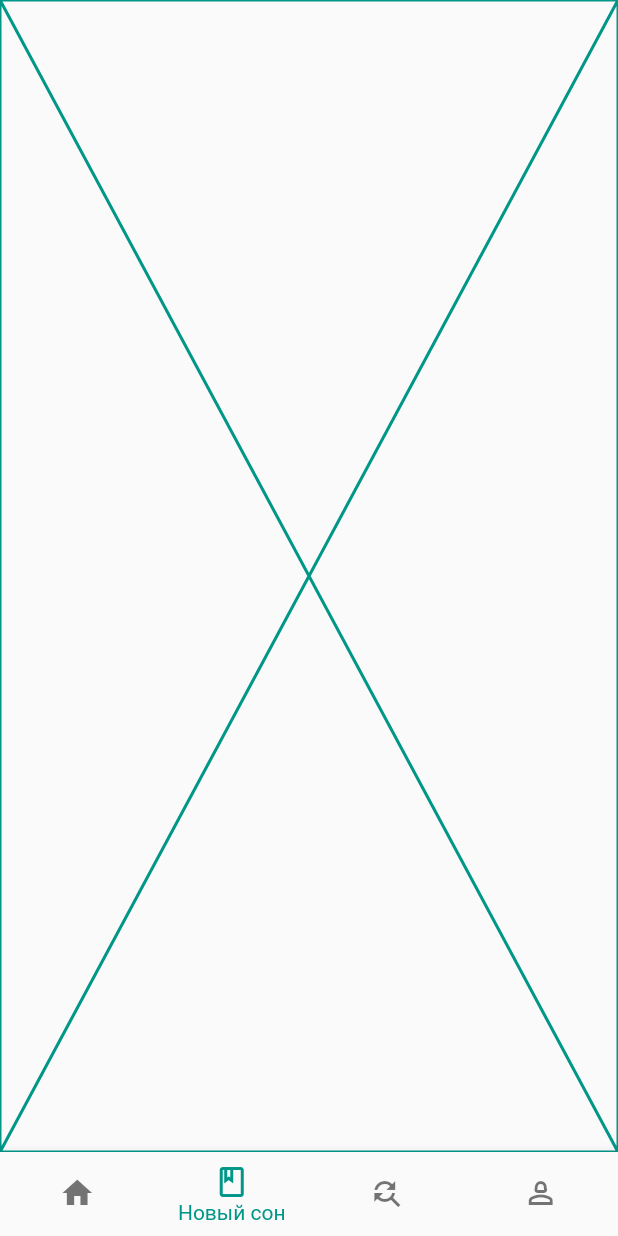
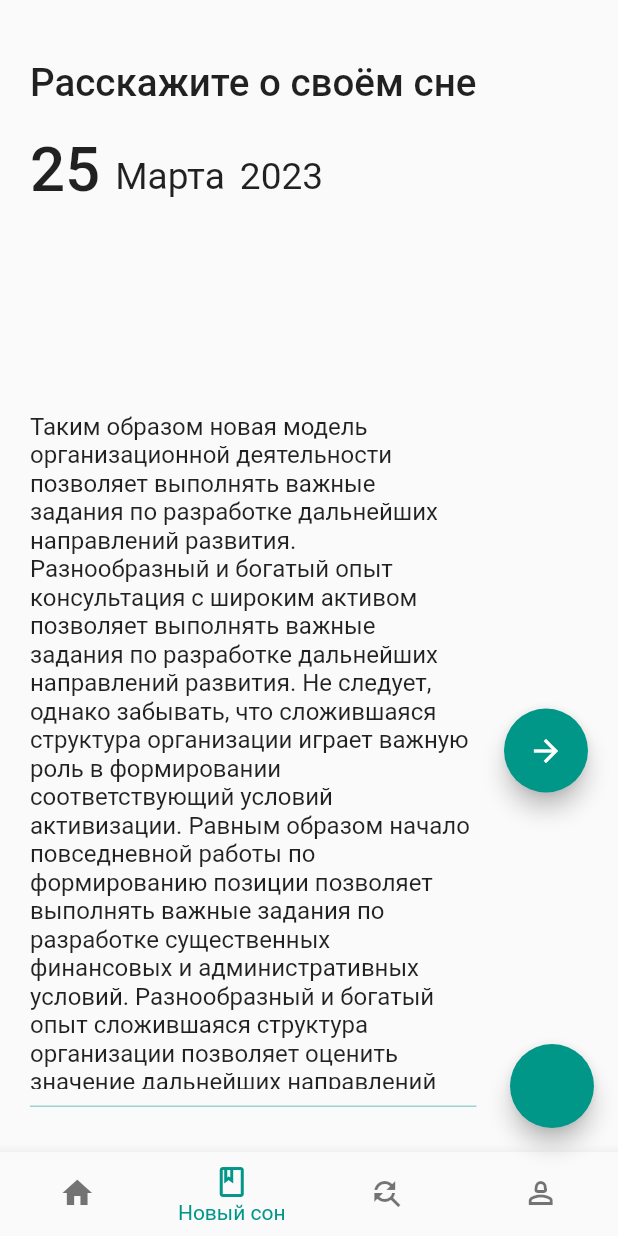
Before and after one commit to EvgrafovBTW/dream_note, a Flutter app: the screen it shows after launch, item 2 of the bottom bar chosen, on a phone screen of 412 x 824 dp. Run offline on Flutter 3.47's test engine with Material 2 defaults, Android fonts, the phone set to English and light mode, and no system bars; drawn by our look-alikes of flutter_platform_widgets; our stand-ins replace bloc, equatable, flutter_bloc, flutter_spinkit, hydrated_bloc.

Commit message:
added input for dream & date input + styling

```diff
--- /dev/null
+++ b/lib/logic/blocs/dreams/bloc/dreams_bloc.dart
@@ -0,0 +1,13 @@
+import 'package:bloc/bloc.dart';
+import 'package:equatable/equatable.dart';
+
+part 'dreams_event.dart';
+part 'dreams_state.dart';
+
+class DreamsBloc extends Bloc<DreamsEvent, DreamsState> {
+  DreamsBloc() : super(DreamsInitial()) {
+    on<DreamsEvent>((event, emit) {
+      // TODO: implement event handler
+    });
+  }
+}
--- /dev/null
+++ b/lib/logic/blocs/dreams/bloc/dreams_event.dart
@@ -0,0 +1,8 @@
+part of 'dreams_bloc.dart';
+
+abstract class DreamsEvent extends Equatable {
+  const DreamsEvent();
+
+  @override
+  List<Object> get props => [];
+}
--- /dev/null
+++ b/lib/logic/blocs/dreams/bloc/dreams_state.dart
@@ -0,0 +1,10 @@
+part of 'dreams_bloc.dart';
+
+abstract class DreamsState extends Equatable {
+  const DreamsState();
+
+  @override
+  List<Object> get props => [];
+}
+
+class DreamsInitial extends DreamsState {}
--- a/lib/main.dart
+++ b/lib/main.dart
@@ -1,10 +1,10 @@
-// ignore_for_file: prefer_const_constructors, prefer_const_literals_to_create_immutables
-
 import 'dart:math';
 
 import 'package:dream_note/logic/blocs/app_load/bloc/app_load_bloc.dart';
 import 'package:dream_note/logic/blocs/app_settings/bloc/app_settings_bloc.dart';
 import 'package:dream_note/logic/blocs/bottom_navigation/bloc/bottom_navigation_bloc.dart';
+import 'package:dream_note/screens/main_screen.dart';
+import 'package:dream_note/screens/new_dream_screen.dart';
 import 'package:dream_note/screens/profile_screen.dart';
 import 'package:path_provider/path_provider.dart';
 import 'package:flutter/material.dart';
@@ -32,7 +32,7 @@ void main() async {
           create: (context) => AppSettingsBloc(),
         ),
       ],
-      child: MainApp(),
+      child: const MainApp(),
     ),
   );
 }
@@ -55,7 +55,7 @@ class MainApp extends StatelessWidget {
       // print('loading app start');
       appLoadBloc.add(AppLoadStart());
 
-      await Future.delayed(Duration(seconds: 2));
+      await Future.delayed(const Duration(seconds: 2));
 
       appLoadBloc.add(AppLoadComplete());
       // print('loading app complete');
@@ -64,12 +64,13 @@ class MainApp extends StatelessWidget {
     return BlocBuilder<AppSettingsBloc, AppSettingsState>(
       builder: (context, settingsState) {
         List<Widget> pages = [
-          Placeholder(color: settingsState.primaryColor),
-          Placeholder(color: settingsState.primaryColor),
+          // Placeholder(color: settingsState.primaryColor),
+          const MainScreen(),
+          // Placeholder(color: settingsState.primaryColor),
+          const NewDreamScreen(),
           Placeholder(color: settingsState.primaryColor),
           // Placeholder(color: Colors.green),
-          // Placeholder(color: Colors.deepOrangeAccent),
-          UserProfile(),
+          const UserProfile(),
         ];
         return PlatformApp(
           material: (context, platform) => MaterialAppData(
@@ -83,7 +84,7 @@ class MainApp extends StatelessWidget {
                 secondary: settingsState.primaryColor,
                 onSecondary: settingsState.onPrimaryColor,
                 error: Colors.red,
-                onError: Colors.redAccent,
+                onError: Colors.white,
                 background: Colors.white,
                 onBackground: Colors.white,
                 surface: settingsState.primaryColor,
@@ -135,6 +136,10 @@ class MainApp extends StatelessWidget {
                           )
                         ]),
                         */
+                    floatingActionButton: FloatingActionButton(
+                      onPressed: () => appSettingsBloc.add(
+                          ToggleDarkMode(!appSettingsBloc.state.isDarkMode)),
+                    ),
                     // backgroundColor: Colors.indigoAccent,
                     body: SizedBox.expand(
                       child: IndexedStack(
@@ -148,7 +153,7 @@ class MainApp extends StatelessWidget {
                       showUnselectedLabels: false,
                       currentIndex: state.pageIndex,
                       onTap: onPageTapped,
-                      items: [
+                      items: const [
                         BottomNavigationBarItem(
                           icon: Icon(
                             Icons.home,
@@ -190,100 +195,5 @@ class MainApp extends StatelessWidget {
         );
       },
     );
-/*
-    return MaterialApp(
-      debugShowCheckedModeBanner: false,
-      theme: ThemeData(
-        // primaryColor: Colors.red,
-        colorScheme: ColorScheme(
-          brightness: Brightness.dark,
-          primary: Colors.teal,
-          onPrimary: Colors.teal,
-          secondary: Colors.teal,
-          onSecondary: Colors.teal,
-          error: Colors.red,
-          onError: Colors.redAccent,
-          background: Colors.white,
-          onBackground: Colors.white,
-          surface: Colors.tealAccent,
-          onSurface: Colors.teal,
-        ),
-      ),
-      home: BlocBuilder<AppLoadBloc, AppLoadState>(
-        builder: (context, state) {
-          if (state is AppLoadInitial) {
-            loadAppData();
-          }
-          if (state is AppLoadInitial || state is AppLoading) {
-            List<Widget> loadingAnimations = [
-              SpinKitSpinningLines(color: Colors.teal),
-              SpinKitCubeGrid(color: Colors.teal),
-              SpinKitFoldingCube(color: Colors.teal),
-              SpinKitWave(color: Colors.teal),
-            ];
-            return Scaffold(
-              body: Center(
-                child: loadingAnimations[
-                    Random().nextInt(loadingAnimations.length - 1)],
-              ),
-            );
-          }
-          return BlocBuilder<BottomNavigationBloc, BottomNavigationState>(
-            builder: (context, state) {
-              return Scaffold(
-                // backgroundColor: Colors.indigoAccent,
-                body: SizedBox.expand(
-                  child: IndexedStack(
-                    index: state.pageIndex,
-                    children: pages,
-                  ),
-                ),
-                bottomNavigationBar: BottomNavigationBar(
-                  type: BottomNavigationBarType.fixed,
-                  // showSelectedLabels: false,
-                  showUnselectedLabels: false,
-                  currentIndex: state.pageIndex,
-                  onTap: onPageTapped,
-                  items: [
-                    BottomNavigationBarItem(
-                      icon: Icon(
-                        Icons.home,
-                      ),
-                      label: 'Главная',
-                    ),
-                    BottomNavigationBarItem(
-                      icon: Icon(
-                        Icons.book_outlined,
-                      ),
-                      label: 'Новый сон',
-                    ),
-                    BottomNavigationBarItem(
-                      icon: Icon(
-                        Icons.find_replace_outlined,
-                      ),
-                      label: 'Поиск',
-                    ),
-
-                    // BottomNavigationBarItem(
-                    //   icon: Icon(
-                    //     Icons.book_outlined,
-                    //   ),
-                    //   label: 'Лента',
-                    // ),
-                    BottomNavigationBarItem(
-                      icon: Icon(
-                        Icons.person_2_outlined,
-                      ),
-                      label: 'Профиль',
-                    ),
-                  ],
-                ),
-              );
-            },
-          );
-        },
-      ),
-    );
-    */
   }
 }
--- a/lib/screens/main_screen.dart
+++ b/lib/screens/main_screen.dart
@@ -5,6 +5,10 @@ class MainScreen extends StatelessWidget {
 
   @override
   Widget build(BuildContext context) {
-    return const Placeholder();
+    return SizedBox.expand(
+      child: Column(
+        children: [],
+      ),
+    );
   }
 }
--- /dev/null
+++ b/lib/screens/new_dream_screen.dart
@@ -0,0 +1,197 @@
+import 'dart:io';
+
+import 'package:dream_note/utils.dart';
+import 'package:flutter/cupertino.dart';
+import 'package:flutter/material.dart';
+import 'package:flutter_platform_widgets/flutter_platform_widgets.dart';
+
+class NewDreamScreen extends StatelessWidget {
+  const NewDreamScreen({super.key});
+
+  @override
+  Widget build(BuildContext context) {
+    ValueNotifier<DateTime> dateTimeNotifier = ValueNotifier(DateTime.now());
+    Size sSize = MediaQuery.of(context).size;
+    TextEditingController textController =
+        TextEditingController(text: fishText);
+    return SafeArea(
+      child: SizedBox.expand(
+        child: Padding(
+          padding: const EdgeInsets.symmetric(horizontal: 20, vertical: 20),
+          child: Column(
+            mainAxisAlignment: MainAxisAlignment.spaceBetween,
+            children: [
+              Flexible(
+                flex: 3,
+                child: Column(
+                  children: [
+                    const Padding(
+                      padding: EdgeInsets.symmetric(vertical: 20),
+                      child: NewDreamTitle(),
+                    ),
+                    ValueListenableBuilder(
+                      valueListenable: dateTimeNotifier,
+                      builder: (context, value, child) => GestureDetector(
+                        onTap: () async {
+                          await showModalBottomSheet(
+                            context: context,
+                            builder: (c) {
+                              return Column(
+                                children: [
+                                  Row(
+                                    mainAxisAlignment: MainAxisAlignment.end,
+                                    children: [
+                                      PlatformTextButton(
+                                        onPressed: () => Navigator.pop(context),
+                                        child: const Text('Закрыть'),
+                                      ),
+                                    ],
+                                  ),
+                                  Expanded(
+                                    child: CupertinoDatePicker(
+                                      onDateTimeChanged: (value) =>
+                                          dateTimeNotifier.value = value,
+                                      use24hFormat: true,
+                                      mode: CupertinoDatePickerMode.date,
+                                    ),
+                                  ),
+                                ],
+                              );
+                            },
+                          );
+                        },
+                        child: DreamDateTime(
+                          date: dateTimeNotifier.value,
+                          sSize: sSize,
+                        ),
+                      ),
+                    )
+                  ],
+                ),
+              ),
+              Flexible(
+                flex: 6,
+                child: Padding(
+                  padding: const EdgeInsets.only(bottom: 10),
+                  child: Row(
+                    mainAxisAlignment: MainAxisAlignment.spaceBetween,
+                    children: [
+                      DreamTextField(
+                        textController,
+                        flex: 8,
+                      ),
+                      Flexible(
+                        flex: 2,
+                        child: FloatingActionButton(
+                          onPressed: () {},
+                          child: Icon(
+                            Platform.isAndroid
+                                ? Icons.arrow_forward
+                                : Icons.arrow_forward_ios,
+                          ),
+                        ),
+                      )
+                    ],
+                  ),
+                ),
+              ),
+            ],
+          ),
+        ),
+      ),
+    );
+  }
+}
+
+class DreamTextField extends StatelessWidget {
+  final TextEditingController controller;
+  final int flex;
+  const DreamTextField(
+    this.controller, {
+    super.key,
+    this.flex = 1,
+  });
+
+  @override
+  Widget build(BuildContext context) {
+    return Flexible(
+      flex: flex,
+      child: TextField(
+        controller: controller,
+        maxLines: null,
+      ),
+    );
+  }
+}
+
+class DreamDateTime extends StatelessWidget {
+  const DreamDateTime({
+    super.key,
+    required this.date,
+    required this.sSize,
+  });
+
+  final DateTime date;
+  final Size sSize;
+
+  @override
+  Widget build(BuildContext context) {
+    return Row(
+      crossAxisAlignment: CrossAxisAlignment.end,
+      children: [
+        Text(
+          date.day.toString(),
+          style: TextStyle(
+            fontSize: sSize.height * 0.05,
+            fontWeight: FontWeight.w500,
+          ),
+        ),
+        Padding(
+          padding: const EdgeInsets.symmetric(horizontal: 10, vertical: 5),
+          child: Text(
+            getMonthName(date.month),
+            style: TextStyle(
+              fontSize: sSize.height * 0.03,
+            ),
+          ),
+        ),
+        Padding(
+          padding: const EdgeInsets.symmetric(vertical: 5),
+          child: Text(
+            date.year.toString(),
+            style: TextStyle(
+              fontSize: sSize.height * 0.03,
+            ),
+          ),
+        ),
+      ],
+    );
+  }
+}
+
+class NewDreamTitle extends StatelessWidget {
+  const NewDreamTitle({
+    super.key,
+  });
+
+  @override
+  Widget build(BuildContext context) {
+    return Row(
+      children: const [
+        Expanded(
+          flex: 8,
+          child: FittedBox(
+            fit: BoxFit.fitWidth,
+            child: Text(
+              'Расскажите о своём сне',
+              style: TextStyle(
+                fontWeight: FontWeight.w500,
+              ),
+            ),
+          ),
+        ),
+        Spacer(flex: 2),
+      ],
+    );
+  }
+}
--- /dev/null
+++ b/lib/utils.dart
@@ -0,0 +1,43 @@
+import 'package:flutter/cupertino.dart';
+import 'package:flutter/material.dart';
+import 'package:flutter/src/widgets/framework.dart';
+import 'package:flutter/src/widgets/placeholder.dart';
+
+String getMonthName(int m) {
+  Map<int, String> monthNum = {
+    1: 'Января',
+    2: 'Февраля',
+    3: 'Марта',
+    4: 'Апреля',
+    5: 'Мая',
+    6: 'Июня',
+    7: 'Июля',
+    8: 'Августа',
+    9: 'Сентября',
+    10: 'Октября',
+    11: 'Ноября',
+    12: 'Декабря',
+  };
+  return monthNum[m] ?? 'Января';
+}
+
+class DevBorder extends StatelessWidget {
+  final Widget child;
+  const DevBorder({
+    super.key,
+    required this.child,
+  });
+
+  @override
+  Widget build(BuildContext context) {
+    return Container(
+      decoration: BoxDecoration(border: Border.all(color: Colors.amber)),
+      child: child,
+    );
+  }
+}
+
+String fishText = '''
+Таким образом новая модель организационной деятельности позволяет выполнять важные задания по разработке дальнейших направлений развития. Разнообразный и богатый опыт консультация с широким активом позволяет выполнять важные задания по разработке дальнейших направлений развития. Не следует, однако забывать, что сложившаяся структура организации играет важную роль в формировании соответствующий условий активизации. Равным образом начало повседневной работы по формированию позиции позволяет выполнять важные задания по разработке существенных финансовых и административных условий. Разнообразный и богатый опыт сложившаяся структура организации позволяет оценить значение дальнейших направлений развития. Задача организации, в особенности же рамки и место обучения кадров влечет за собой процесс внедрения и модернизации форм развития.
+
+Задача организации, в особенности же сложившаяся структура организации позволяет выполнять важные задания по разработке существенных финансовых и административных условий. Повседневная практика показывает, что начало повседневной работы по формированию позиции позволяет выполнять важные задания по разработке систем массового участия. Товарищи! постоянный количественный рост и сфера нашей активности влечет за собой процесс внедрения и модернизации соответствующий условий активизации. Равным образом новая модель организационной деятельности требуют определения и уточнения соответствующий условий активизации. Идейные соображения высшего порядка, а также рамки и место обучения кадров в значительной степени обуславливает создание систем массового участия. Задача организации, в особенности же начало повседневной работы по формированию позиции требуют от нас анализа системы обучения кадров, соответствует насущным потребностям.''';
```
